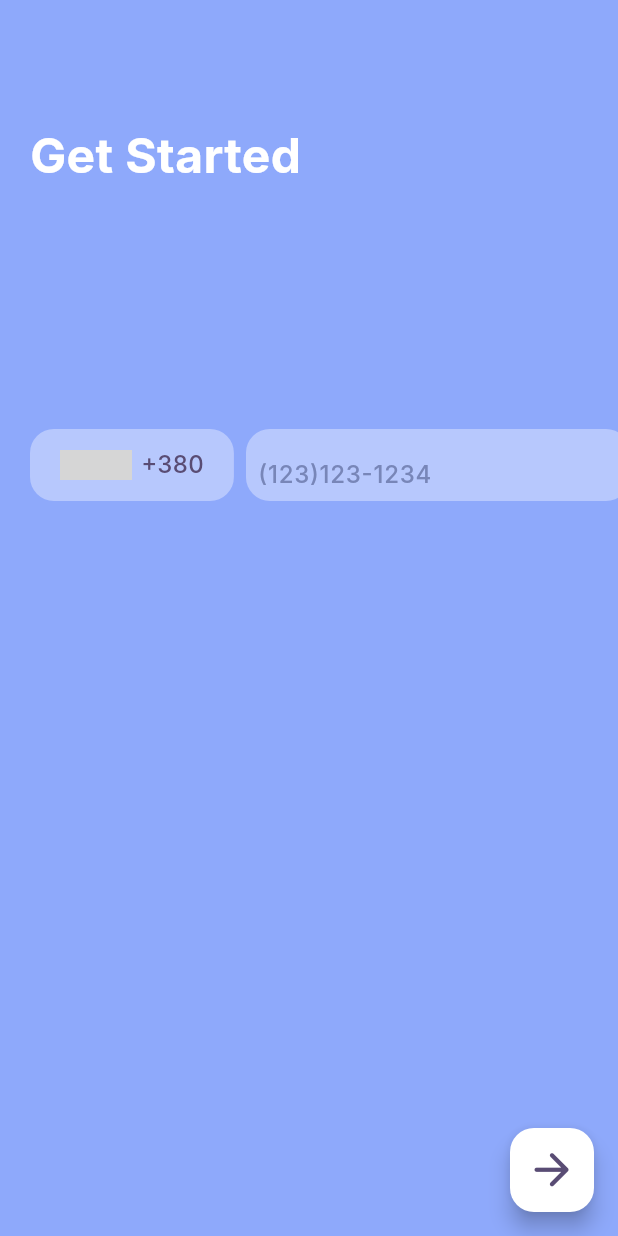
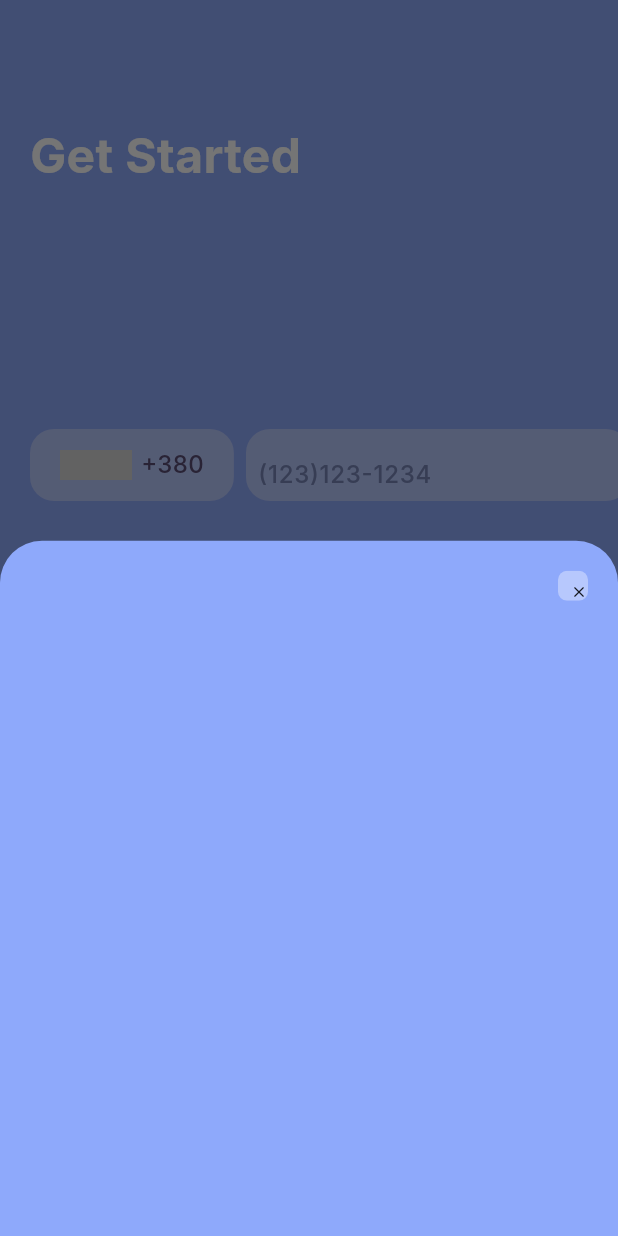
Before and after one commit to vladuhalys/number_validation_app, a Flutter app: the screen it shows after launch, after a tap on "+380", on a phone screen of 412 x 824 dp. Run offline on Flutter 3.47's test engine with Material 2 defaults, Android fonts, the phone set to English and light mode, and no system bars; drawn by our look-alikes of blurrycontainer; our stand-ins replace mask_text_input_formatter; missing offline and left inert: dash_flags; Roboto replaces fonts that are missing (Inter); grey boxes are pictures that could not be loaded.

Commit message:
reslove problem with invoke modalbottomsheeft. Continue design app.

```diff
--- a/lib/presentation/widgets/home_middle_bar.dart
+++ b/lib/presentation/widgets/home_middle_bar.dart
@@ -2,11 +2,9 @@ import 'package:blurrycontainer/blurrycontainer.dart';
 import 'package:dash_flags/dash_flags.dart';
 import 'package:flutter/material.dart';
 import 'package:mask_text_input_formatter/mask_text_input_formatter.dart';
-import 'package:modal_bottom_sheet/modal_bottom_sheet.dart';
 
 class HomeMiddleBar extends StatefulWidget {
   const HomeMiddleBar({super.key});
-
   @override
   State<HomeMiddleBar> createState() => _HomeMiddleBarState();
 }
@@ -21,15 +19,41 @@ class _HomeMiddleBarState extends State<HomeMiddleBar> {
   Widget build(BuildContext context) {
     return Padding(
       padding: const EdgeInsets.fromLTRB(0, 160, 0, 0),
-      child: Row(children: [
-        GestureDetector(
+      child: Row(
+        children: [
+          InkWell(
             onTap: () {
-            //TODO
-            // Navigator.of(context).push(
-            //   MaterialWithModalsPageRoute(
-            //     builder: (_) => const Text('hello'),
-            //     ),
-            // );
+              showModalBottomSheet(
+                backgroundColor: const Color(0xFF8EA9FB),
+                context: context,
+                builder: (BuildContext builder) {
+                  return const SizedBox(
+                    height: 500,
+                    child: Column(
+                      children: [
+                        Align(
+                          alignment: Alignment.topRight,
+                          child: Padding(
+                            padding: EdgeInsets.fromLTRB(0, 20, 20,  0),
+                            child: BlurryContainer(
+                                blur: 2,
+                                height: 20,
+                                width: 20,
+                                elevation: 0,
+                                borderRadius:
+                                    BorderRadius.all(Radius.circular(6)),
+                                color: Color(0xFFB7C8FD),
+                                child: Icon(
+                                  Icons.close_rounded,
+                                  size: 12,
+                                )),
+                          ),
+                        ),
+                      ],
+                    ),
+                  );
+                },
+              );
             },
             child: BlurryContainer(
               blur: 2,
@@ -67,12 +91,11 @@ class _HomeMiddleBarState extends State<HomeMiddleBar> {
             padding: const EdgeInsets.only(left: 8),
             child: BlurryContainer(
               blur: 2,
+              height: 48,
               width: 256,
-              height: 48,
               elevation: 0,
               borderRadius: const BorderRadius.all(Radius.circular(16)),
               color: const Color(0xFFB7C8FD),
-              child: Expanded(
               child: Padding(
                 padding: const EdgeInsets.only(top: 12),
                 child: TextField(
@@ -97,9 +120,10 @@ class _HomeMiddleBarState extends State<HomeMiddleBar> {
                   ),
                 ),
               ),
-              )),
             ),
-      ]),
+          ),
+        ],
+      ),
     );
   }
 }
```
Also changed, not shown: lib/presentation/home.dart (+1 -6 lines). Lines whose indentation alone changed are shown as unchanged.
